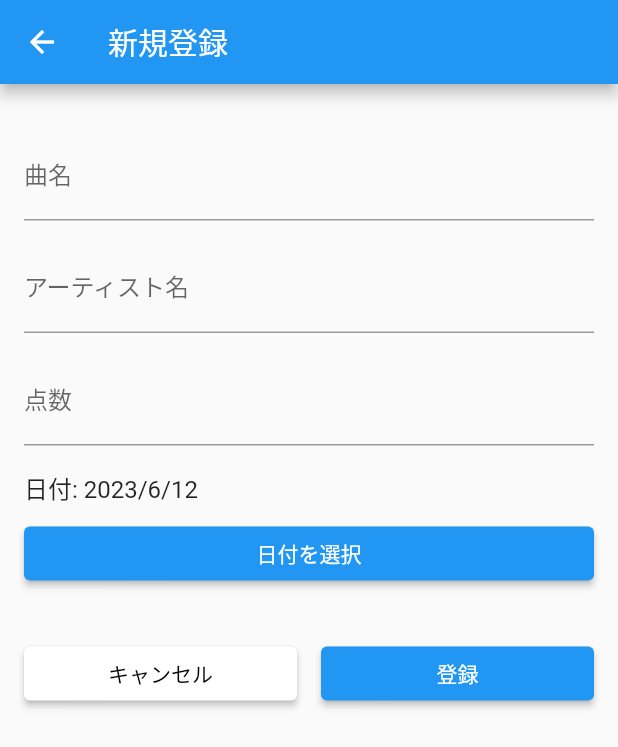
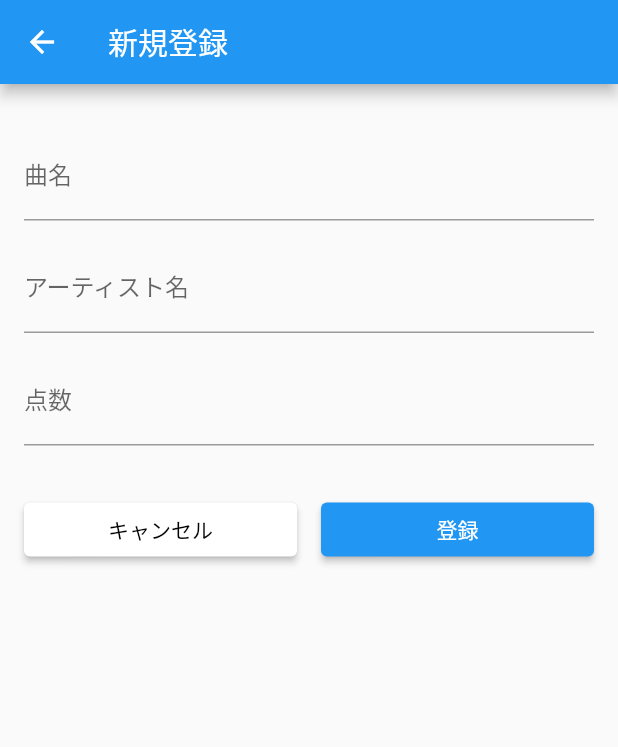
Before and after one commit to aaa59/Application_production, a Flutter app: the NewRegistrationPage screen opened directly, after a tap on "登録", on a phone screen of 412 x 824 dp. Shown: the top 747 px of the screen. Run offline on Flutter 3.47's test engine with Material 2 defaults, Android fonts, the phone set to English and light mode, and no system bars; our stand-ins replace sqflite; accounts and stored records are empty.

Commit message:
日付を登録ボタンを押したときに自動で登録するように変更した

```diff
--- a/lib/NewRegistrationPage.dart
+++ b/lib/NewRegistrationPage.dart
@@ -54,18 +54,6 @@ class _NewRegistrationPageState extends State<NewRegistrationPage> {
               ),
               keyboardType: TextInputType.number,
             ),
-            SizedBox(height: 16.0),
-            Text(
-              '日付: ${_selectedDate.year}/${_selectedDate.month}/${_selectedDate.day}',
-              style: TextStyle(fontSize: 16.0),
-            ),
-            SizedBox(height: 8.0),
-            ElevatedButton(
-              onPressed: () {
-                _selectDate(context);
-              },
-              child: Text('日付を選択'),
-            ),
             SizedBox(height: 32.0),
             Row(
               children: [
@@ -94,7 +82,7 @@ class _NewRegistrationPageState extends State<NewRegistrationPage> {
                       if (songTitle.isNotEmpty &&
                           artistName.isNotEmpty &&
                           score != null) {
-                        final date = _selectedDate.toString();
+                        final date = DateTime.now().toString();
 
                         DatabaseHelper.insertNote(
                           songTitle,
@@ -102,7 +90,6 @@ class _NewRegistrationPageState extends State<NewRegistrationPage> {
                           score,
                           date,
                         );
-
                         Navigator.pop(context, true);
                       }
                     },
@@ -116,19 +103,4 @@ class _NewRegistrationPageState extends State<NewRegistrationPage> {
       ),
     );
   }
-
-  Future<void> _selectDate(BuildContext context) async {
-    final DateTime? picked = await showDatePicker(
-      context: context,
-      initialDate: _selectedDate,
-      firstDate: DateTime(2000),
-      lastDate: DateTime(2100),
-    );
-
-    if (picked != null && picked != _selectedDate) {
-      setState(() {
-        _selectedDate = picked;
-      });
-    }
-  }
 }
```
